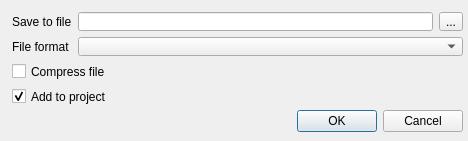
violethaze74/ugene, file src/corelibs/U2Gui/src/util/ui/ExportDocumentDialog.ui: the form before one commit.
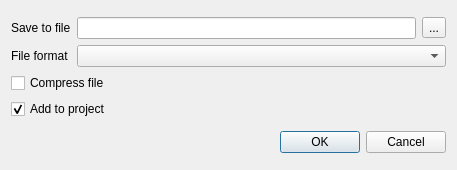
The form after the commit.

Commit message: UGENE-2931 fix + some dialog layout correction

Diff of the .ui file:
```diff
--- a/src/corelibs/U2Gui/src/util/ui/ExportDocumentDialog.ui
+++ b/src/corelibs/U2Gui/src/util/ui/ExportDocumentDialog.ui
@@ -6,8 +6,8 @@
    <rect>
     <x>0</x>
     <y>0</y>
-    <width>468</width>
-    <height>141</height>
+    <width>457</width>
+    <height>170</height>
    </rect>
   </property>
   <property name="windowTitle">
@@ -16,28 +16,8 @@
   <property name="modal">
    <bool>true</bool>
   </property>
-  <widget class="QDialogButtonBox" name="buttonBox">
-   <property name="geometry">
-    <rect>
-     <x>12</x>
-     <y>110</y>
-     <width>451</width>
-     <height>23</height>
-    </rect>
-   </property>
-   <property name="standardButtons">
-    <set>QDialogButtonBox::Cancel|QDialogButtonBox::Ok</set>
-   </property>
-  </widget>
-  <widget class="QWidget" name="layoutWidget">
-   <property name="geometry">
-    <rect>
-     <x>12</x>
-     <y>12</y>
-     <width>451</width>
-     <height>94</height>
-    </rect>
-   </property>
+  <layout class="QVBoxLayout" name="verticalLayout_2">
+   <item>
    <layout class="QGridLayout" name="gridLayout">
     <item row="0" column="0">
      <widget class="QLabel" name="label">
@@ -87,7 +67,18 @@
      </widget>
     </item>
    </layout>
-  </widget>
+   </item>
+   <item>
+    <widget class="QDialogButtonBox" name="buttonBox">
+     <property name="standardButtons">
+      <set>QDialogButtonBox::Cancel|QDialogButtonBox::Ok</set>
+     </property>
+    </widget>
+   </item>
+  </layout>
+  <zorder>buttonBox</zorder>
+  <zorder>layoutWidget</zorder>
+  <zorder>addToProjCheck</zorder>
  </widget>
  <resources/>
  <connections>
```
Lines whose indentation alone changed are shown as unchanged. The commit also changes 2 other files.
